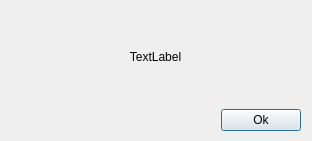
The window that popup.ui (Azanguru/CS4076-Project) describes before a commit, drawn with Qt 5.
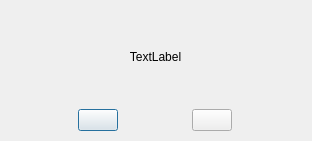
The same window after the commit.

Commit message: Added Menu and made Popups more versatile

The edit to the form file:
```diff
--- a/popup.ui
+++ b/popup.ui
@@ -48,8 +48,10 @@
       </property>
      </widget>
     </item>
-    <item row="2" column="0" alignment="Qt::AlignRight">
-     <widget class="QPushButton" name="exitButton">
+    <item row="1" column="0">
+     <layout class="QHBoxLayout" name="horizontalLayout_2">
+      <item>
+       <widget class="QPushButton" name="button1">
       <property name="sizePolicy">
        <sizepolicy hsizetype="Fixed" vsizetype="Fixed">
         <horstretch>0</horstretch>
@@ -57,9 +59,24 @@
        </sizepolicy>
       </property>
       <property name="text">
-       <string>Ok</string>
-      </property>
-     </widget>
+         <string/>
+        </property>
+       </widget>
+      </item>
+      <item>
+       <widget class="QPushButton" name="button2">
+        <property name="sizePolicy">
+         <sizepolicy hsizetype="Fixed" vsizetype="Fixed">
+          <horstretch>0</horstretch>
+          <verstretch>0</verstretch>
+         </sizepolicy>
+        </property>
+        <property name="text">
+         <string/>
+        </property>
+       </widget>
+      </item>
+     </layout>
     </item>
    </layout>
   </widget>
```
Left out of the diff: 4 changed lines with no effect on the pictures. Lines whose indentation alone changed are shown as unchanged. The commit also changes 6 other files.
